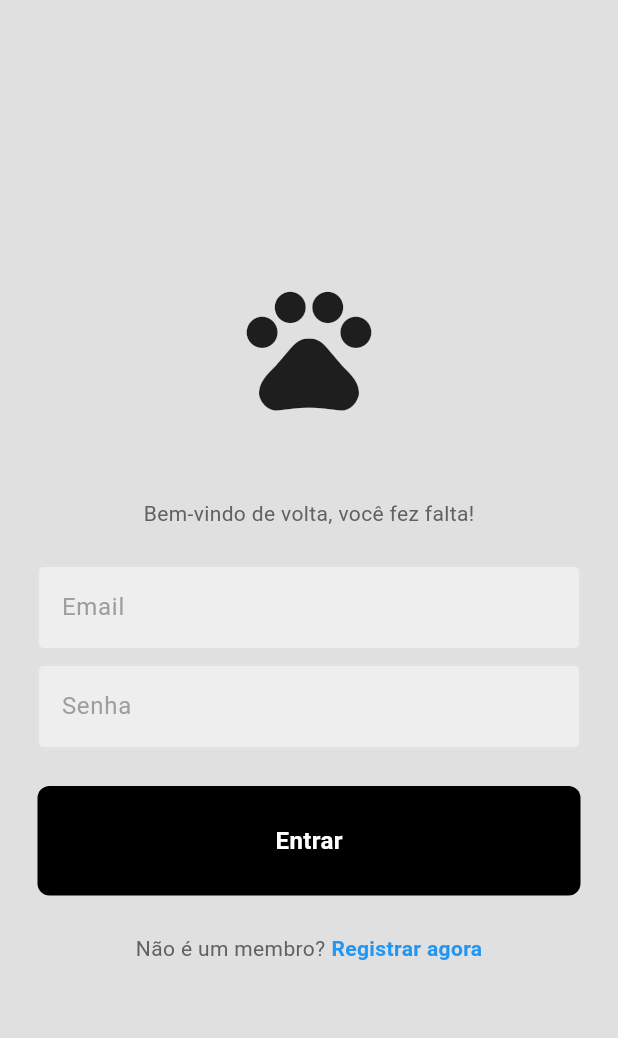
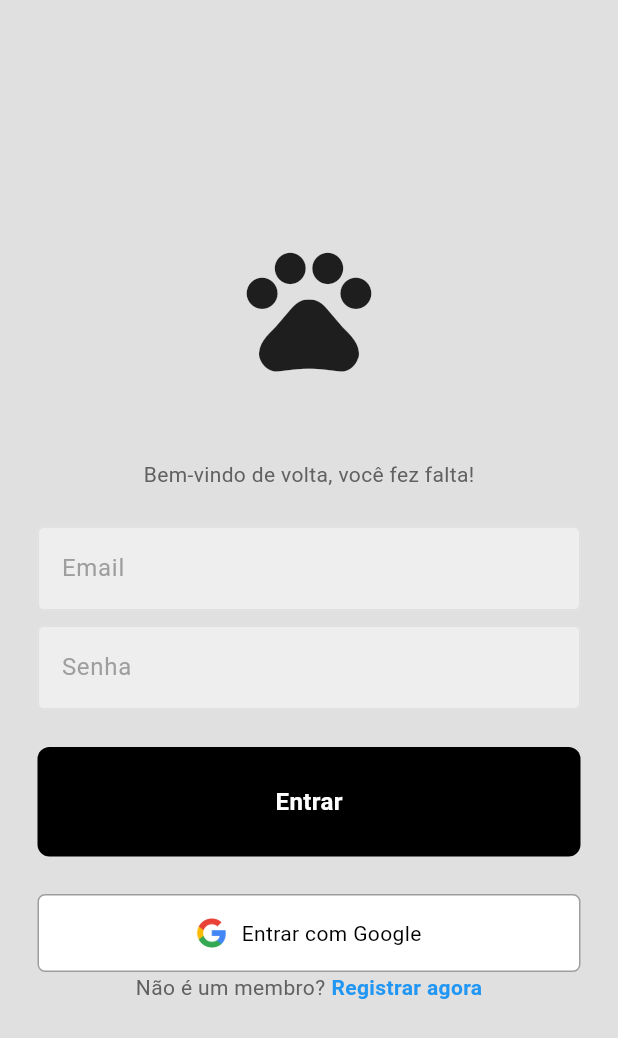
Before and after one commit to gustavoimbelloni/flutter_application_1, a Flutter app: the screen it shows after launch, on a phone screen of 412 x 824 dp. Shown: the top 1038 px of the screen. Run offline on Flutter 3.47's test engine with Material 3 defaults, Android fonts, the phone set to English and light mode, and no system bars; our stand-ins replace cloud_firestore, firebase_auth, firebase_core, firebase_storage, geolocator, google_sign_in and 1 more; accounts and stored records are empty.

Commit message:
Adicionado o Login com Google

```diff
--- a/lib/main.dart
+++ b/lib/main.dart
@@ -1,6 +1,7 @@
 import 'package:flutter/material.dart';
 import 'package:firebase_core/firebase_core.dart';
 import 'package:flutter_application_1/auth/auth.dart';
+import 'package:flutter_application_1/pages/home_page.dart';
 import 'package:flutter_application_1/theme/dark_theme.dart';
 import 'package:flutter_application_1/theme/light_theme.dart';
 import 'firebase_options.dart';
@@ -22,7 +23,12 @@ class MyApp extends StatelessWidget {
       debugShowCheckedModeBanner: false,
       theme: lightTheme,
       darkTheme: darkTheme,
-      home: const AuthPage(),
+      // Definindo as rotas da aplicação
+      initialRoute: '/',
+      routes: {
+        '/': (context) => const AuthPage(), //Pagina inicial de autenticação
+        '/home_page': (context) => HomePage(), // Rota para a HomePage
+      },
     );
   }
 }
--- a/lib/pages/login_page.dart
+++ b/lib/pages/login_page.dart
@@ -2,6 +2,7 @@ import 'package:flutter/material.dart';
 import 'package:firebase_auth/firebase_auth.dart';
 import 'package:flutter_application_1/componentes/button.dart';
 import 'package:flutter_application_1/componentes/text_field.dart';
+import 'package:google_sign_in/google_sign_in.dart';
 
 class LoginPage extends StatefulWidget {
   final Function()? onTap;
@@ -51,6 +52,44 @@ class _LoginPageState extends State<LoginPage> {
         title: Text(message),
       ),
     );
+  }
+
+  Future<void> signInWithGoogle() async {
+    try {
+      // Mostra circulo de carregamento
+      showDialog(
+        context: context,
+        builder: (context) => const Center(child: CircularProgressIndicator()),
+      );
+
+      // Instancia do GoogleSignIn
+      final GoogleSignInAccount? googleUser = await GoogleSignIn().signIn();
+      if (googleUser == null) {
+        // Fechar dialogo se o usuario cancelar o login
+        Navigator.pop(context);
+        return;
+      }
+
+      // Autenticação no Firebase
+      final GoogleSignInAuthentication googleAuth =
+          await googleUser.authentication;
+      final credential = GoogleAuthProvider.credential(
+        accessToken: googleAuth.accessToken,
+        idToken: googleAuth.idToken,
+      );
+
+      // Login no Firebase com o token do Google
+      await FirebaseAuth.instance.signInWithCredential(credential);
+
+      // Fechar o circulo de carregamento
+      if (context.mounted) Navigator.pop(context);
+
+      // Redirecionar para a pagina inicial apos o login bem-sucedido
+      Navigator.pushReplacementNamed(context, '/home_page');
+    } on FirebaseAuthException catch (e) {
+      Navigator.pop(context);
+      displayMessage(e.message ?? "Erro durante o login com Google");
+    }
   }
 
   @override
@@ -109,6 +148,34 @@ class _LoginPageState extends State<LoginPage> {
 
                 const SizedBox(height: 25),
 
+                GestureDetector(
+                  onTap:
+                      signInWithGoogle, // Chama o método para login com Google
+                  child: Container(
+                    padding: EdgeInsets.all(15),
+                    decoration: BoxDecoration(
+                      borderRadius: BorderRadius.circular(5),
+                      color: Colors.white,
+                      border: Border.all(color: Colors.grey),
+                    ),
+                    child: Row(
+                      mainAxisAlignment: MainAxisAlignment.center,
+                      children: [
+                        Image.asset(
+                          'assets/google_logo.png',
+                          height: 20,
+                        ),
+                        SizedBox(width: 10),
+                        Text(
+                          'Entrar com Google',
+                          style: TextStyle(color: Colors.black),
+                          overflow: TextOverflow.ellipsis,
+                        ),
+                      ],
+                    ),
+                  ),
+                ),
+
                 // vai para a página de cadastro
 
                 Row(
--- a/pubspec.yaml
+++ b/pubspec.yaml
@@ -42,6 +42,7 @@ dependencies:
   firebase_storage: ^11.0.6
   geolocator: ^9.0.2
   http: ^0.13.3
+  google_sign_in: ^6.2.1
 dev_dependencies:
   flutter_test:
     sdk: flutter
@@ -61,6 +62,7 @@ flutter:
   assets:
     - assets/pet_background.jpg
     - assets/pet_logo.png
+    - assets/google_logo.png
 
   # The following line ensures that the Material Icons font is
   # included with your application, so that you can use the icons in
```
Also changed, not shown: assets/google_logo.png (added), pubspec.lock, 1 other file.
